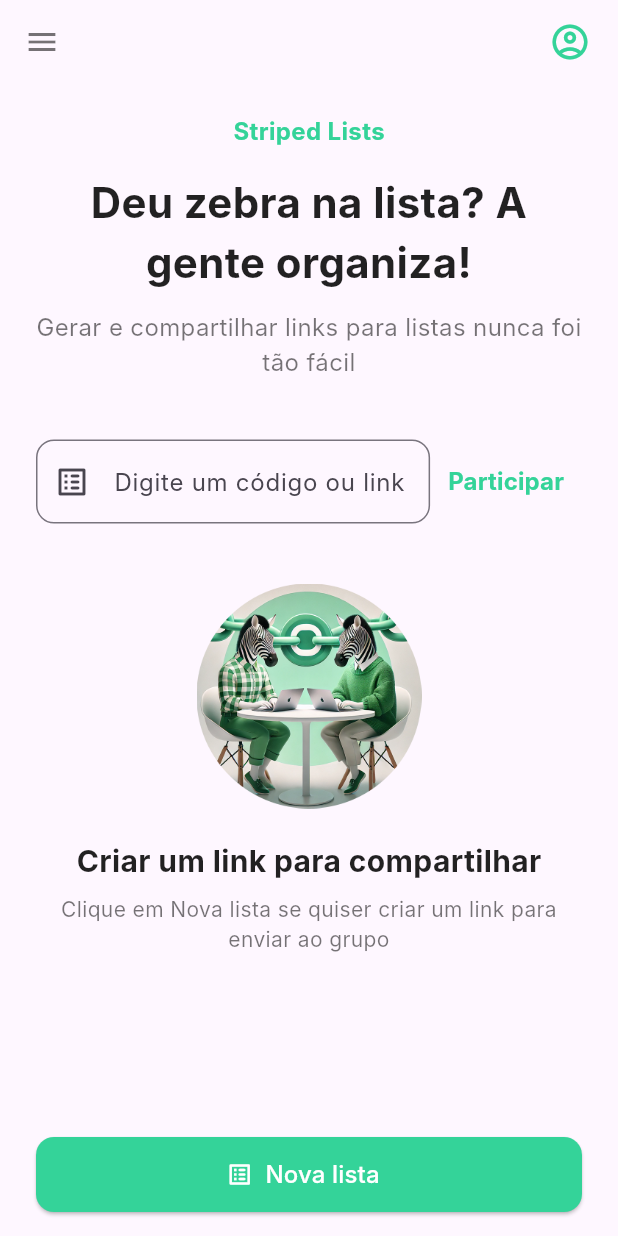
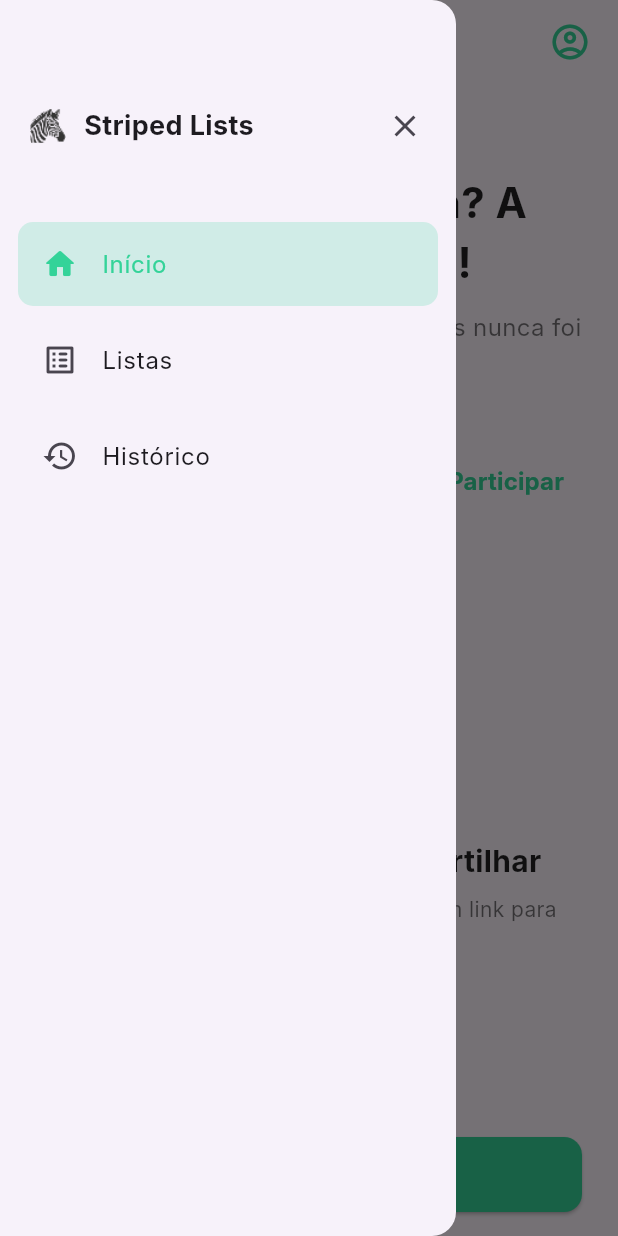
Before and after one commit to GabrielPurificate/Striped, a Flutter app: the screen it shows after launch, after a tap on the "menu" icon, on a phone screen of 412 x 824 dp. Run offline on Flutter 3.47's test engine with Material 3 defaults, Android fonts, the phone set to English and light mode, and no system bars; Roboto replaces fonts that are missing (Inter).

Commit message:
feat: menu de navegacao e tela de historico

```diff
--- /dev/null
+++ b/lib/my_drawer.dart
@@ -0,0 +1,100 @@
+import 'package:flutter/material.dart';
+import 'tela_historico.dart'; // Importa a tela de histórico
+import 'tela_principal.dart'; // Importa a tela principal
+
+class MyDrawer extends StatelessWidget {
+  // Parâmetro para saber qual é a página atual
+  final String currentPage;
+
+  const MyDrawer({
+    super.key,
+    required this.currentPage,
+  });
+
+  @override
+  Widget build(BuildContext context) {
+    const Color primaryColor = Color(0xFF34D399);
+
+    return Drawer(
+      child: ListView(
+        padding: EdgeInsets.zero,
+        children: [
+          // ... (O cabeçalho continua o mesmo)
+          Padding(
+            padding: const EdgeInsets.fromLTRB(20, 60, 10, 20),
+            child: Row(
+              children: [
+                Image.asset('assets/minilogo.png', width: 24, height: 24),
+                const SizedBox(width: 12),
+                const Text('Striped Lists', style: TextStyle(fontSize: 18, fontWeight: FontWeight.bold)),
+                const Spacer(),
+                IconButton(
+                  icon: const Icon(Icons.close),
+                  onPressed: () => Navigator.of(context).pop(),
+                ),
+              ],
+            ),
+          ),
+          const SizedBox(height: 20),
+
+          // NOVO ITEM "INÍCIO"
+          Padding(
+            padding: const EdgeInsets.symmetric(horizontal: 12.0),
+            child: ListTile(
+              leading: const Icon(Icons.home_rounded),
+              title: const Text('Início'),
+              selected: currentPage == 'Início', // Selecionado na tela principal
+              selectedTileColor: primaryColor.withOpacity(0.2),
+              selectedColor: primaryColor,
+              shape: RoundedRectangleBorder(borderRadius: BorderRadius.circular(10)),
+              onTap: () {
+                // Navega para a Tela Principal
+                Navigator.of(context).pushReplacement(
+                  MaterialPageRoute(builder: (context) => const TelaPrincipal()),
+                );
+              },
+            ),
+          ),
+          const SizedBox(height: 8),
+
+          // ITEM "LISTAS" PREPARADO PARA O FUTURO
+          Padding(
+            padding: const EdgeInsets.symmetric(horizontal: 12.0),
+            child: ListTile(
+              leading: const Icon(Icons.list_alt_rounded),
+              title: const Text('Listas'),
+              selected: currentPage == 'Listas', // Será usado quando a tela for criada
+              selectedTileColor: primaryColor.withOpacity(0.2),
+              selectedColor: primaryColor,
+              shape: RoundedRectangleBorder(borderRadius: BorderRadius.circular(10)),
+              onTap: () {
+                // TODO: Criar e navegar para a TelaDeListas()
+                // Por enquanto, apenas fecha o menu
+                Navigator.of(context).pop();
+              },
+            ),
+          ),
+          const SizedBox(height: 8),
+
+          // ITEM "HISTÓRICO" (sem alterações na lógica)
+          Padding(
+            padding: const EdgeInsets.symmetric(horizontal: 12.0),
+            child: ListTile(
+              leading: const Icon(Icons.history),
+              title: const Text('Histórico'),
+              selected: currentPage == 'Historico',
+              selectedTileColor: primaryColor.withOpacity(0.2),
+              selectedColor: primaryColor,
+              shape: RoundedRectangleBorder(borderRadius: BorderRadius.circular(10)),
+              onTap: () {
+                Navigator.of(context).pushReplacement(
+                  MaterialPageRoute(builder: (context) => const TelaHistorico()),
+                );
+              },
+            ),
+          ),
+        ],
+      ),
+    );
+  }
+}
--- a/lib/tela_principal.dart
+++ b/lib/tela_principal.dart
@@ -1,4 +1,5 @@
 import 'package:flutter/material.dart';
+import 'my_drawer.dart'; // Importa o widget do Drawer
 
 class TelaPrincipal extends StatelessWidget {
   const TelaPrincipal({super.key});
@@ -9,14 +10,20 @@ class TelaPrincipal extends StatelessWidget {
     const Color primaryColor = Color(0xFF34D399);
 
     return Scaffold(
-      // 1. AppBar (Barra Superior) simplificada
+      drawer: const MyDrawer(currentPage: 'Início'),
       appBar: AppBar(
         elevation: 0,
         backgroundColor: Colors.transparent,
-        leading: IconButton(
-          icon: const Icon(Icons.menu, color: Colors.black54),
-          onPressed: () {
-            // TODO: Implementar a lógica para abrir o Drawer (menu lateral)
+        // A SOLUÇÃO ESTÁ AQUI: Envolver o IconButton com um Builder
+        leading: Builder(
+          builder: (BuildContext builderContext) {
+            return IconButton(
+              icon: const Icon(Icons.menu, color: Colors.black54),
+              onPressed: () {
+                // Usamos o novo 'builderContext' que está abaixo do Scaffold
+                Scaffold.of(builderContext).openDrawer();
+              },
+            );
           },
         ),
         actions: [
@@ -34,9 +41,8 @@ class TelaPrincipal extends StatelessWidget {
         ],
       ),
 
-      // O resto do corpo da tela continua igual...
+      // O corpo da tela continua o mesmo
       body: SingleChildScrollView(
-        // ... (código do corpo da tela sem alterações)
         child: Padding(
           padding: const EdgeInsets.symmetric(horizontal: 24.0),
           child: Column(
@@ -103,7 +109,7 @@ class TelaPrincipal extends StatelessWidget {
               ),
               const SizedBox(height: 40),
               Image.asset(
-                'assets/logo.png',
+                'assets/logo.png', // Caminho da sua imagem
                 height: 150,
               ),
               const SizedBox(height: 20),
```
Also changed, not shown: lib/tela_historico.dart (added, +114 -0 lines), assets/minilogo.png (added).
